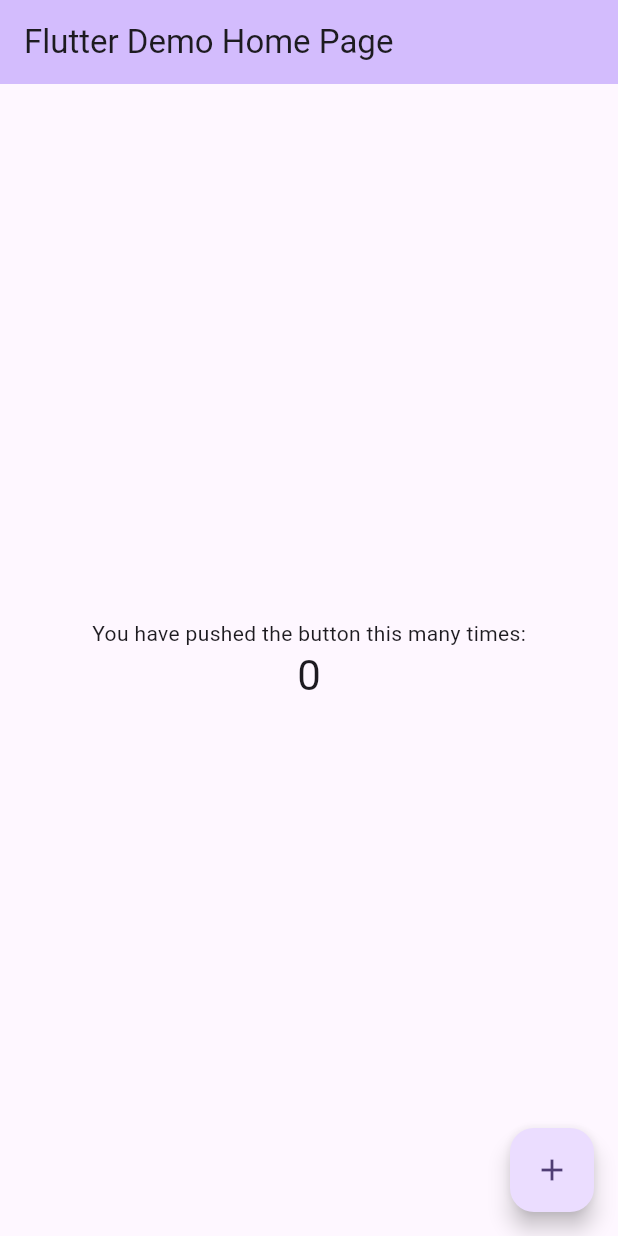
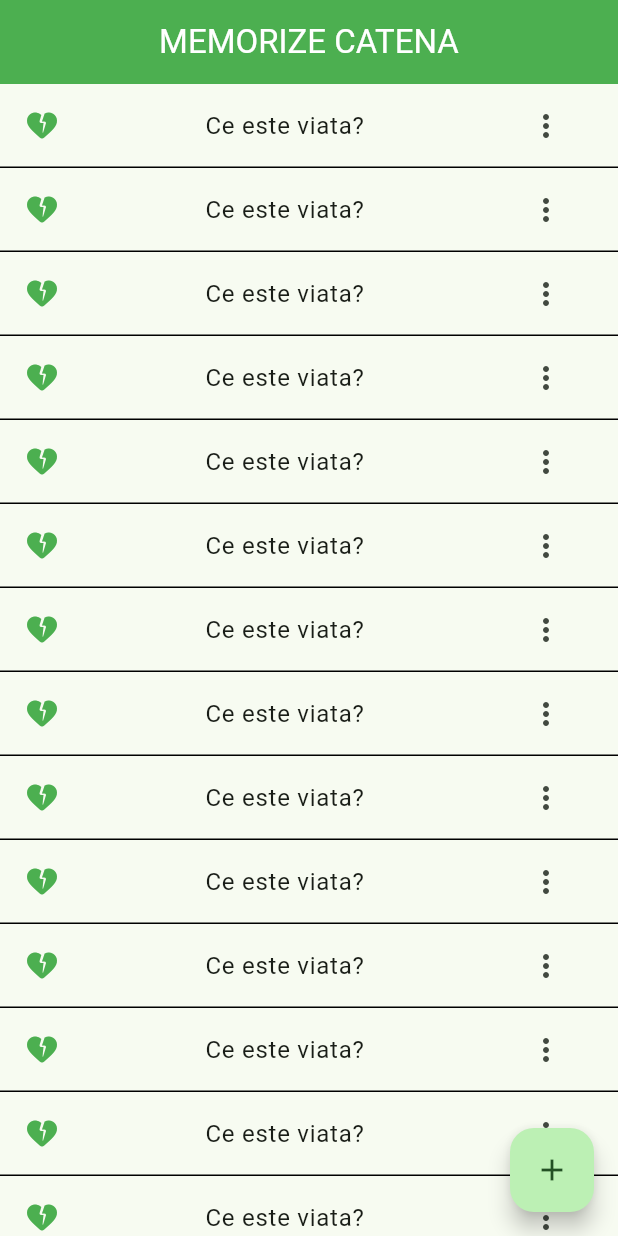
Before and after one commit to Alexandru736/AmiMemo, a Flutter app: the screen it shows after launch, on a phone screen of 412 x 824 dp. Run offline on Flutter 3.47's test engine with Material 2 defaults, Android fonts, the phone set to English and light mode, and no system bars.

Commit message:
First listpopup commit

```diff
--- a/lib/main.dart
+++ b/lib/main.dart
@@ -7,47 +7,33 @@ void main() {
 class MyApp extends StatelessWidget {
   const MyApp({super.key});
 
-  // This widget is the root of your application.
   @override
   Widget build(BuildContext context) {
     return MaterialApp(
-      title: 'Flutter Demo',
+      title: 'Memorize Catena',
       theme: ThemeData(
-        // This is the theme of your application.
-        //
-        // TRY THIS: Try running your application with "flutter run". You'll see
-        // the application has a blue toolbar. Then, without quitting the app,
-        // try changing the seedColor in the colorScheme below to Colors.green
-        // and then invoke "hot reload" (save your changes or press the "hot
-        // reload" button in a Flutter-supported IDE, or press "r" if you used
-        // the command line to start the app).
-        //
-        // Notice that the counter didn't reset back to zero; the application
-        // state is not lost during the reload. To reset the state, use hot
-        // restart instead.
-        //
-        // This works for code too, not just values: Most code changes can be
-        // tested with just a hot reload.
-        colorScheme: ColorScheme.fromSeed(seedColor: Colors.deepPurple),
+        //this is the theme for the app
+        colorScheme: ColorScheme.fromSeed(seedColor: Colors.green),
         useMaterial3: true,
       ),
-      home: const MyHomePage(title: 'Flutter Demo Home Page'),
+      home: MyHomePage(
+        items: List<String>.generate(24, (i) => 'Item $i'),
+        title: 'MEMORIZE CATENA',
+      ),
     );
   }
 }
 
 class MyHomePage extends StatefulWidget {
-  const MyHomePage({super.key, required this.title});
+  final List<String> items;
 
-  // This widget is the home page of your application. It is stateful, meaning
-  // that it has a State object (defined below) that contains fields that affect
-  // how it looks.
+  const MyHomePage({super.key, required this.title, required this.items});
 
+  // This widget is the home page of your application. It is stateful
   // This class is the configuration for the state. It holds the values (in this
   // case the title) provided by the parent (in this case the App widget) and
   // used by the build method of the State. Fields in a Widget subclass are
   // always marked "final".
-
   final String title;
 
   @override
@@ -55,16 +41,18 @@ class MyHomePage extends StatefulWidget {
 }
 
 class _MyHomePageState extends State<MyHomePage> {
-  int _counter = 0;
+  //clasa de variabile
+  ListTileTitleAlignment? titleAlignment;
 
-  void _incrementCounter() {
+  //int _counter = 0;
+
+  void _nextPage() {
     setState(() {
+      //pentru a da refresh
       // This call to setState tells the Flutter framework that something has
       // changed in this State, which causes it to rerun the build method below
-      // so that the display can reflect the updated values. If we changed
-      // _counter without calling setState(), then the build method would not be
-      // called again, and so nothing would appear to happen.
-      _counter++;
+      // so that the display can reflect the updated values.
+      //se duce la o alta pagina
     });
   }
 
@@ -72,54 +60,77 @@ class _MyHomePageState extends State<MyHomePage> {
   Widget build(BuildContext context) {
     // This method is rerun every time setState is called, for instance as done
     // by the _incrementCounter method above.
-    //
-    // The Flutter framework has been optimized to make rerunning build methods
-    // fast, so that you can just rebuild anything that needs updating rather
-    // than having to individually change instances of widgets.
     return Scaffold(
+      floatingActionButton: FloatingActionButton(
+        onPressed: _nextPage,
+        tooltip: 'Create new flashcard',
+        child: const Icon(Icons.add),
+      ),
       appBar: AppBar(
-        // TRY THIS: Try changing the color here to a specific color (to
-        // Colors.amber, perhaps?) and trigger a hot reload to see the AppBar
-        // change color while the other colors stay the same.
-        backgroundColor: Theme.of(context).colorScheme.inversePrimary,
+        centerTitle: true,
+        backgroundColor: Colors.green,
         // Here we take the value from the MyHomePage object that was created by
         // the App.build method, and use it to set our appbar title.
-        title: Text(widget.title),
+        title: Text(widget.title, style: const TextStyle(color: Colors.white)),
       ),
-      body: Center(
-        // Center is a layout widget. It takes a single child and positions it
-        // in the middle of the parent.
-        child: Column(
-          // Column is also a layout widget. It takes a list of children and
-          // arranges them vertically. By default, it sizes itself to fit its
-          // children horizontally, and tries to be as tall as its parent.
-          //
-          // Column has various properties to control how it sizes itself and
-          // how it positions its children. Here we use mainAxisAlignment to
-          // center the children vertically; the main axis here is the vertical
-          // axis because Columns are vertical (the cross axis would be
-          // horizontal).
-          //
-          // TRY THIS: Invoke "debug painting" (choose the "Toggle Debug Paint"
-          // action in the IDE, or press "p" in the console), to see the
-          // wireframe for each widget.
-          mainAxisAlignment: MainAxisAlignment.center,
-          children: <Widget>[
-            const Text(
-              'You have pushed the button this many times:',
-            ),
-            Text(
-              '$_counter',
-              style: Theme.of(context).textTheme.headlineMedium,
-            ),
-          ],
-        ),
-      ),
-      floatingActionButton: FloatingActionButton(
-        onPressed: _incrementCounter,
-        tooltip: 'Increment',
-        child: const Icon(Icons.add),
-      ), // This trailing comma makes auto-formatting nicer for build methods.
+      body: ListView.builder(
+          itemCount: widget.items.length,
+          prototypeItem: ListTile(
+            title: Text(widget.items.first),
+          ),
+          itemBuilder: (context, index) {
+            return Container(
+              decoration:
+              const BoxDecoration(border: Border(bottom: BorderSide())),
+              child: ListTile(
+                title:
+                const Text('Ce este viata?', textAlign: TextAlign.center),
+                titleAlignment: ListTileTitleAlignment.center,
+                horizontalTitleGap: 40,
+                leading: const Icon(
+                  Icons.heart_broken_rounded,
+                  color: Colors.green,
+                ),
+                //title: const Text('Ce este viata?', textAlign: TextAlign.center),
+                trailing: PopupMenuButton<ListTileTitleAlignment>(
+                  onSelected: (ListTileTitleAlignment? value) {
+                    setState(() {
+                      titleAlignment = value;
+                    });
+                    showDialog(context: context, builder: (BuildContext context)
+                    {
+                      return AlertDialog(
+                        title: const Text('Mytitle'),
+                        content: const Text('This is a message'),
+                        actions: [
+                          TextButton(onPressed: (){}, child: const Text('OK')),
+                        ],
+                      );
+                    },);
+                  },
+                  itemBuilder: (BuildContext context) =>
+                  <PopupMenuEntry<ListTileTitleAlignment>>[
+                    const PopupMenuItem<ListTileTitleAlignment>(
+                      value: ListTileTitleAlignment.threeLine,
+                      child: Text('View'),
+                    ),
+                    const PopupMenuItem<ListTileTitleAlignment>(
+                      value: ListTileTitleAlignment.titleHeight,
+                      child: Text('Edit'),
+                    ),
+                    const PopupMenuItem<ListTileTitleAlignment>(
+                      value: ListTileTitleAlignment.top,
+                      child: Text('Delete'),
+                    ),
+                    const PopupMenuItem<ListTileTitleAlignment>(
+                      value: ListTileTitleAlignment.center,
+                      child: Text('Practice'),
+                    ),
+                  ],
+                ),
+              ),
+            );
+          }),
     );
   }
 }
```
